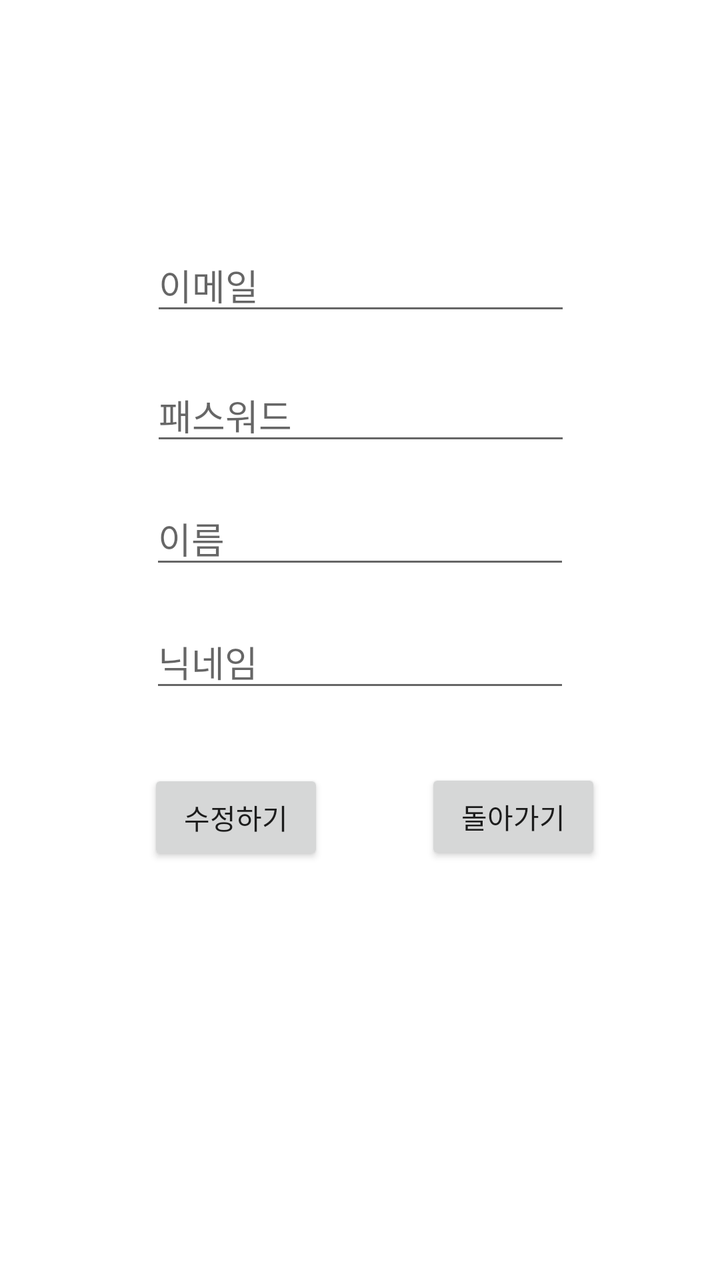
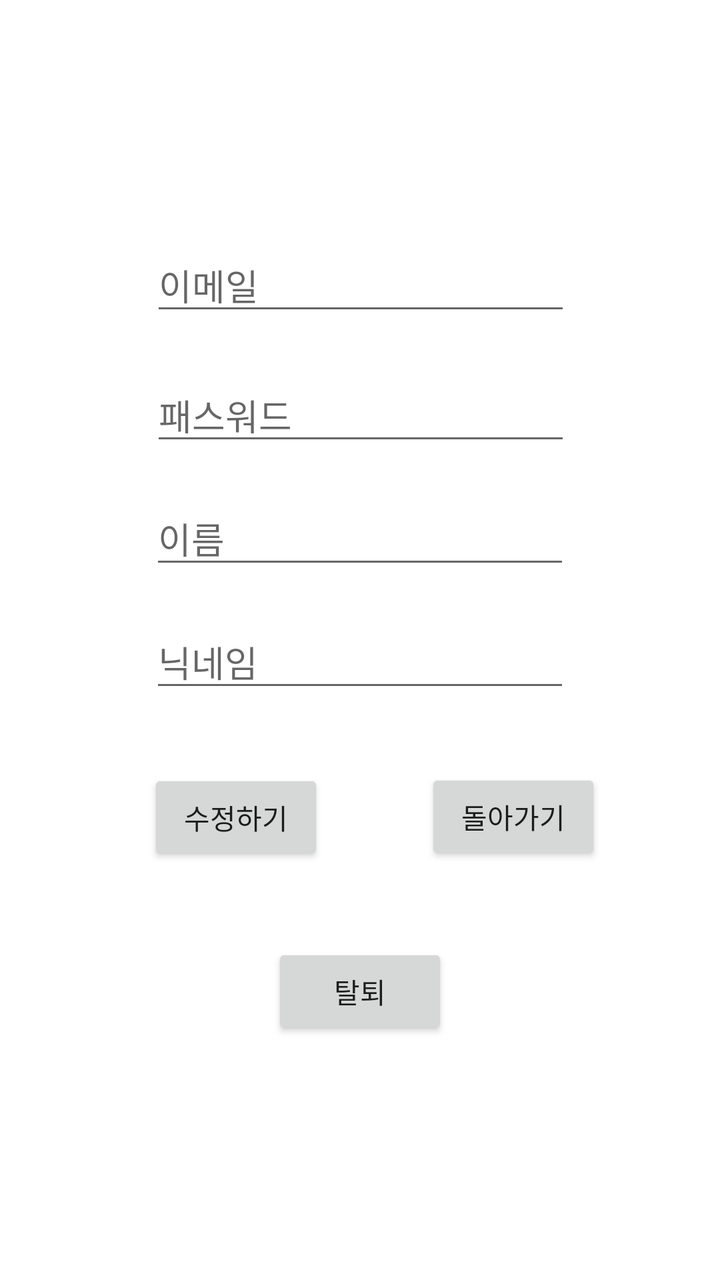

Compare the two renders of this Android layout. The source of the first and the diff that turns it into the second are given below.
<!-- AndroidManifest.xml: application theme Theme.FirebaseChat -->
<!-- res/layout/activity_updateinfo.xml -->
<?xml version="1.0" encoding="utf-8"?>
<androidx.constraintlayout.widget.ConstraintLayout xmlns:android="http://schemas.android.com/apk/res/android"
    xmlns:app="http://schemas.android.com/apk/res-auto"
    xmlns:tools="http://schemas.android.com/tools"
    android:id="@+id/main"
    android:layout_width="match_parent"
    android:layout_height="match_parent"
    tools:context=".UpdateinfoActivity">

    <EditText
        android:id="@+id/etUpdateEmail"
        android:layout_width="wrap_content"
        android:layout_height="wrap_content"
        android:ems="10"
        android:hint="이메일"
        android:inputType="textEmailAddress"
        app:layout_constraintBottom_toBottomOf="parent"
        app:layout_constraintEnd_toEndOf="parent"
        app:layout_constraintHorizontal_bias="0.502"
        app:layout_constraintStart_toStartOf="parent"
        app:layout_constraintTop_toTopOf="parent"
        app:layout_constraintVertical_bias="0.19999999" />

    <EditText
        android:id="@+id/etUpdatePassword"
        android:layout_width="wrap_content"
        android:layout_height="wrap_content"
        android:ems="10"
        android:hint="패스워드"
        android:inputType="textPassword"
        app:layout_constraintBottom_toBottomOf="parent"
        app:layout_constraintEnd_toEndOf="parent"
        app:layout_constraintHorizontal_bias="0.502"
        app:layout_constraintStart_toStartOf="parent"
        app:layout_constraintTop_toBottomOf="@+id/etUpdateEmail"
        app:layout_constraintVertical_bias="0.050000012" />

    <EditText
        android:id="@+id/etUpdateName"
        android:layout_width="wrap_content"
        android:layout_height="wrap_content"
        android:ems="10"
        android:hint="이름"
        android:inputType="text"
        app:layout_constraintBottom_toBottomOf="parent"
        app:layout_constraintEnd_toEndOf="parent"
        app:layout_constraintStart_toStartOf="parent"
        app:layout_constraintTop_toBottomOf="@+id/etUpdatePassword"
        app:layout_constraintVertical_bias="0.050000012" />

    <EditText
        android:id="@+id/etUpdateNick"
        android:layout_width="wrap_content"
        android:layout_height="wrap_content"
        android:ems="10"
        android:hint="닉네임"
        android:inputType="text"
        app:layout_constraintBottom_toBottomOf="parent"
        app:layout_constraintEnd_toEndOf="parent"
        app:layout_constraintStart_toStartOf="parent"
        app:layout_constraintTop_toBottomOf="@+id/etUpdateName"
        app:layout_constraintVertical_bias="0.060000002" />

    <Button
        android:id="@+id/btnUpdate"
        android:layout_width="wrap_content"
        android:layout_height="wrap_content"
        android:text="수정하기"
        app:layout_constraintBottom_toBottomOf="parent"
        app:layout_constraintEnd_toEndOf="parent"
        app:layout_constraintHorizontal_bias="0.272"
        app:layout_constraintStart_toStartOf="parent"
        app:layout_constraintTop_toBottomOf="@+id/etUpdateNick"
        app:layout_constraintVertical_bias="0.13999999" />

    <Button
        android:id="@+id/btnUpdateBack"
        android:layout_width="wrap_content"
        android:layout_height="wrap_content"
        android:text="돌아가기"
        app:layout_constraintBottom_toBottomOf="parent"
        app:layout_constraintEnd_toEndOf="parent"
        app:layout_constraintHorizontal_bias="0.46"
        app:layout_constraintStart_toEndOf="@+id/btnUpdate"
        app:layout_constraintTop_toBottomOf="@+id/etUpdateNick"
        app:layout_constraintVertical_bias="0.138" />

</androidx.constraintlayout.widget.ConstraintLayout>
<!-- resources referenced by this layout -->
<resources>
  <style name="Theme.FirebaseChat" parent="Theme.MaterialComponents.DayNight.DarkActionBar">
          
          <item name="colorPrimary">@color/purple_500</item>
          <item name="colorPrimaryVariant">@color/purple_700</item>
          <item name="colorOnPrimary">@color/white</item>
          
          <item name="colorSecondary">@color/teal_200</item>
          <item name="colorSecondaryVariant">@color/teal_700</item>
          <item name="colorOnSecondary">@color/black</item>
          
          <item name="android:statusBarColor">?attr/colorPrimaryVariant</item>
          
      </style>
  <color name="purple_500">#FF6200EE</color>
  <color name="purple_700">#FF3700B3</color>
  <color name="white">#FFFFFFFF</color>
  <color name="teal_200">#FF03DAC5</color>
  <color name="teal_700">#FF018786</color>
  <color name="black">#FF000000</color>
</resources>

<!-- the commit's change to res/layout/activity_updateinfo.xml (unified diff, before → after) -->
@@ -85,4 +85,14 @@
         app:layout_constraintTop_toBottomOf="@+id/etUpdateNick"
         app:layout_constraintVertical_bias="0.138" />
 
+    <Button
+        android:id="@+id/btnDelete"
+        android:layout_width="wrap_content"
+        android:layout_height="wrap_content"
+        android:text="탈퇴"
+        app:layout_constraintBottom_toBottomOf="parent"
+        app:layout_constraintEnd_toEndOf="parent"
+        app:layout_constraintStart_toStartOf="parent"
+        app:layout_constraintTop_toBottomOf="@+id/etUpdateNick" />
+
 </androidx.constraintlayout.widget.ConstraintLayout>
